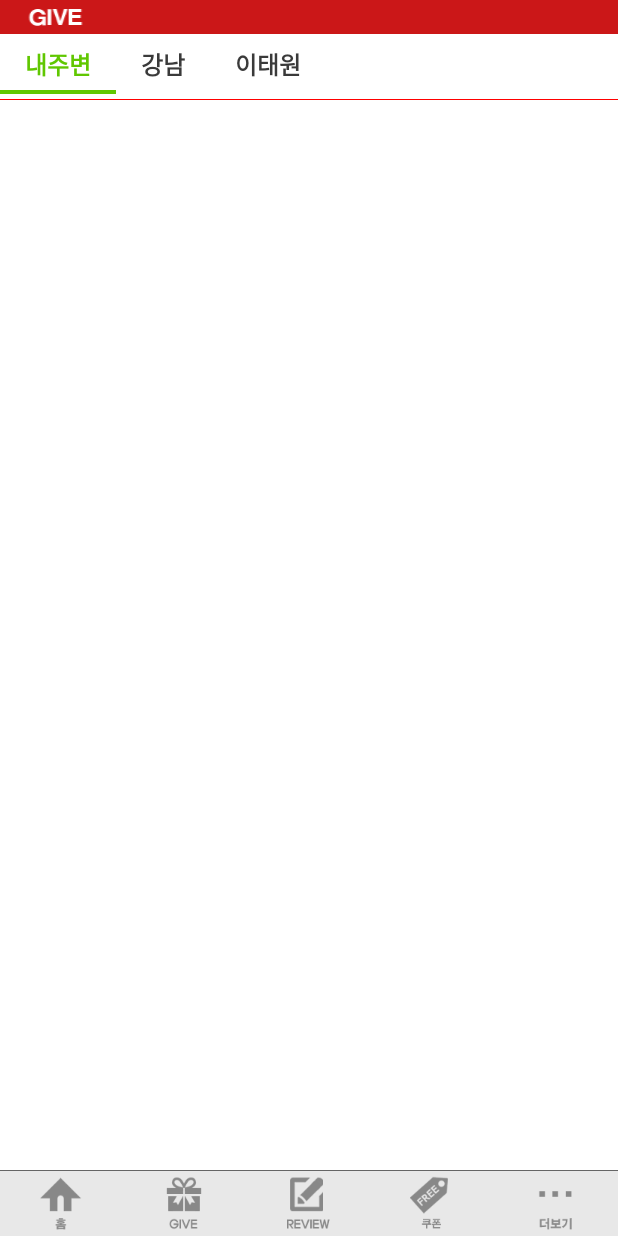
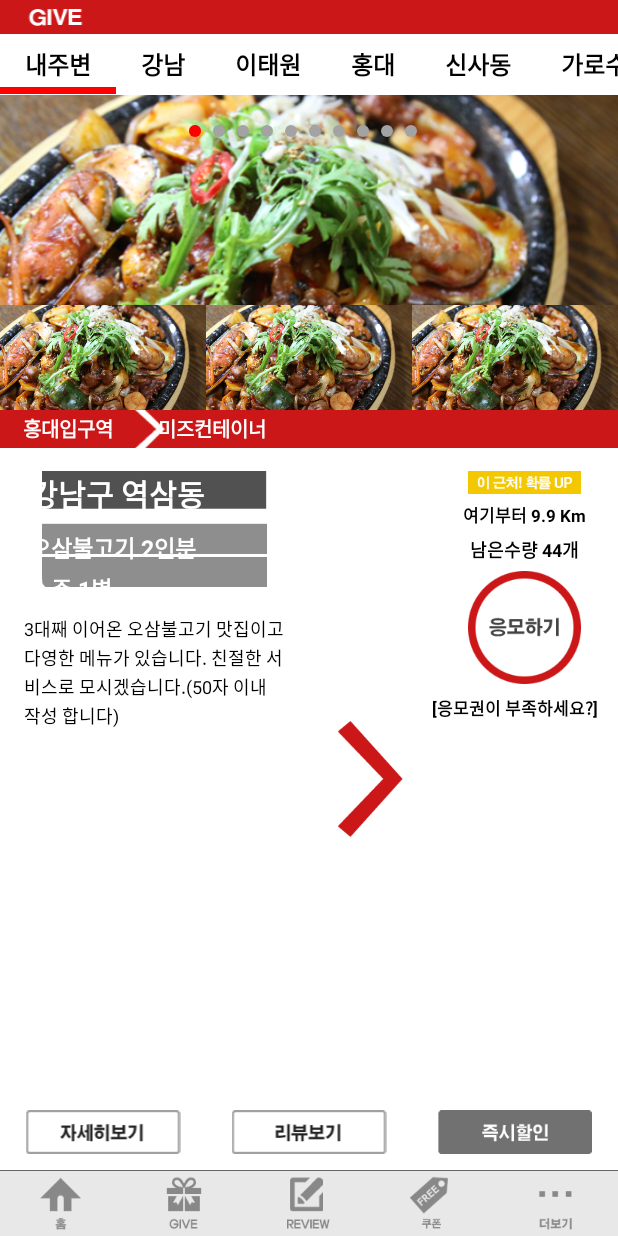
Before and after one commit to verywildbanana/support, an Android app: the GivePageActivity screen opened directly, with no data from a screen before it, on a phone screen of 412 x 824 dp. Run offline under Robolectric (Android 15) with nearby library versions, the phone set to English and light mode, and no system bars.

Commit message:
give 작업 완료

```diff
--- a/app/src/main/AndroidManifest.xml
+++ b/app/src/main/AndroidManifest.xml
@@ -11,7 +11,7 @@
     <application
         android:allowBackup="true"
         android:hardwareAccelerated="true"
-        android:icon="@drawable/ic_launcher"
+        android:icon="@drawable/icon_04"
         android:label="@string/app_name"
         android:largeHeap="true"
         android:process="com.gnr">
--- a/app/src/main/java/com/lhd/giveandreview/GivePageActivity.java
+++ b/app/src/main/java/com/lhd/giveandreview/GivePageActivity.java
@@ -19,7 +19,9 @@ public class GivePageActivity extends BaseActivity {
     PkSlidingTabLayout mSlideTabLay;
     PkViewPager mViewPager;
     PkCirclePageIndicator mNavigation;
-    ViewPagerAdapter mViewPagerAdapter;
+    ViewPagerAdapter  mViewPagerAdapter;
+
+
 
     @Override
     protected void onCreate(Bundle savedInstanceState) {
@@ -38,14 +40,29 @@ public class GivePageActivity extends BaseActivity {
         setContentView(R.layout.activity_give_page);
 
         mSlideTabLay = (PkSlidingTabLayout)findViewById(R.id.SlideTabLay);
-        mViewPager = (PkViewPager)findViewById(R.id.ViewPager);
-        mViewPager.setOnPageChangeListener(mOnPageChangeListener);
+        PkViewPager viewPager = (PkViewPager)findViewById(R.id.ViewPager);
+        viewPager.setOnPageChangeListener(mOnPageChangeListener);
+
+        ProvincePagerAdapter viewPagerAdapter = new ProvincePagerAdapter(this);
+        viewPager.setAdapter(viewPagerAdapter);
+        mSlideTabLay.setViewPager(viewPager);
+
+        mViewPager  = (PkViewPager)findViewById(R.id.ContentViewPager);
         mNavigation = (PkCirclePageIndicator)findViewById(R.id.Navigation);
 
-        mViewPagerAdapter = new ViewPagerAdapter(this);
+        ViewPagerAdapter  mViewPagerAdapter = new ViewPagerAdapter(this);
         mViewPager.setAdapter(mViewPagerAdapter);
 
-        mSlideTabLay.setViewPager(mViewPager);
+        mNavigation = (PkCirclePageIndicator)findViewById(R.id.Navigation);
+        float density = getResources().getDisplayMetrics().density;
+        mNavigation.setViewPager(mViewPager);
+        mNavigation.setRadius(4 * density);
+        mNavigation.setPageColor(0xffa3a3a3);
+        mNavigation.setFillColor(getResources().getColor(R.color.red));
+        mNavigation.setStrokeColor(0xffa3a3a3);
+        mNavigation.setStrokeWidth(3 * density);
+        mNavigation.setCentered(true);
+
     }
 
 
@@ -67,14 +84,14 @@ public class GivePageActivity extends BaseActivity {
     };
 
 
-    class ViewPagerAdapter extends PagerAdapter {
+    class ProvincePagerAdapter extends PagerAdapter {
 
         Context mContext;
         LayoutInflater mLayoutInflater;
 
         ArrayList<String> mPageTitles = new ArrayList<String>();
 
-        public ViewPagerAdapter(Context context) {
+        public ProvincePagerAdapter(Context context) {
 
             mContext = context;
             mLayoutInflater = LayoutInflater.from(context);
@@ -82,6 +99,10 @@ public class GivePageActivity extends BaseActivity {
             mPageTitles.add("강남");
             mPageTitles.add("이태원");
             mPageTitles.add("홍대");
+            mPageTitles.add("신사동");
+            mPageTitles.add("가로수");
+            mPageTitles.add("압구정");
+
 
         }
 
@@ -93,7 +114,7 @@ public class GivePageActivity extends BaseActivity {
         @Override
         public int getCount() {
 
-            return 3;
+            return mPageTitles.size();
 
         }
 
@@ -101,8 +122,6 @@ public class GivePageActivity extends BaseActivity {
         public View instantiateItem(ViewGroup container, int position) {
 
             View  view = new View(GivePageActivity.this);
-            view.setBackgroundColor(getResources().getColor(R.color.red));
-
             container.addView(view, ViewGroup.LayoutParams.MATCH_PARENT, ViewGroup.LayoutParams.MATCH_PARENT);
 
             return view;
@@ -122,4 +141,57 @@ public class GivePageActivity extends BaseActivity {
         }
     }
 
+
+    class ViewPagerAdapter extends PagerAdapter {
+
+        Context mContext;
+        LayoutInflater mLayoutInflater;
+        View[] mView;
+
+        public ViewPagerAdapter(Context context) {
+
+            mContext = context;
+            mLayoutInflater = LayoutInflater.from(context);
+            int count = getCount();
+
+            mView = new View[count];
+
+            for (int i = 0; i < count ; i++) {
+
+                mView[i]  = mLayoutInflater.inflate(R.layout.layout_give_viewpager_item, null);
+
+            }
+
+        }
+
+        @Override
+        public int getCount() {
+
+            return 10;
+
+        }
+
+        @Override
+        public View instantiateItem(ViewGroup container, int position) {
+
+            container.addView(mView[position], ViewGroup.LayoutParams.MATCH_PARENT, ViewGroup.LayoutParams.MATCH_PARENT);
+
+            return mView[position];
+        }
+
+        @Override
+        public void destroyItem(ViewGroup container, int position, Object object) {
+
+
+            container.removeView((View) object);
+
+        }
+
+        @Override
+        public boolean isViewFromObject(View view, Object object) {
+            return view == object;
+        }
+    }
+
+
 }
--- a/app/src/main/java/com/lhd/view/PkSlidingTabLayout.java
+++ b/app/src/main/java/com/lhd/view/PkSlidingTabLayout.java
@@ -184,24 +184,24 @@ public class PkSlidingTabLayout extends HorizontalScrollView {
 
 
 
-    	 if (mTextViewArray !=null && mTextViewArray.isEmpty() == false) {
-
-    		 for (int i = 0; i < mTextViewArray.size(); i++) {
-
-             	if (position == i) {
-
-             		mTextViewArray.get(i).setTextColor(getResources().getColor(R.color.table_green));
-
- 				}
-             	else {
-
-             		mTextViewArray.get(i).setTextColor(getResources().getColor(R.color.main_surrounding_tablayout_default));
-             	}
-
- 			}
-
-
- 		}
+//    	 if (mTextViewArray !=null && mTextViewArray.isEmpty() == false) {
+//
+//    		 for (int i = 0; i < mTextViewArray.size(); i++) {
+//
+//             	if (position == i) {
+//
+//             		mTextViewArray.get(i).setTextColor(getResources().getColor(R.color.table_green));
+//
+// 				}
+//             	else {
+//
+//             		mTextViewArray.get(i).setTextColor(getResources().getColor(R.color.main_surrounding_tablayout_default));
+//             	}
+//
+// 			}
+//
+//
+// 		}
 
     }
 
@@ -263,6 +263,7 @@ public class PkSlidingTabLayout extends HorizontalScrollView {
             }
 
             if(tabTitleView != null) {
+                tabTitleView.setTextColor(getResources().getColor(R.color.black));
                 tabTitleView.setText(adapter.getPageTitle(i));
             }
             mTextViewArray.add(tabTitleView);
--- a/app/src/main/java/com/lhd/view/PkSlidingTabStrip.java
+++ b/app/src/main/java/com/lhd/view/PkSlidingTabStrip.java
@@ -31,11 +31,11 @@ import com.lhd.giveandreview.R;
 
 class PkSlidingTabStrip extends LinearLayout {
 
-	private static final int DEFAULT_BOTTOM_BORDER_THICKNESS_DIPS = 3;
+	private static final int DEFAULT_BOTTOM_BORDER_THICKNESS_DIPS = 0;
 	private static final byte DEFAULT_BOTTOM_BORDER_COLOR_ALPHA = 0x26;
-	private static final int SELECTED_INDICATOR_THICKNESS_DIPS = 3;
+	private static final int SELECTED_INDICATOR_THICKNESS_DIPS = 5;
 //	private static final int DEFAULT_SELECTED_INDICATOR_COLOR = 0xFF6EB14D;
-	private static final int DEFAULT_SELECTED_INDICATOR_COLOR = 0xFF60c701;
+	private static final int DEFAULT_SELECTED_INDICATOR_COLOR = 0xffff0000;
 
 	private static final int DEFAULT_ARROW_CONTROL_DIPS = 20;
 
--- a/app/src/main/res/layout/activity_give_page.xml
+++ b/app/src/main/res/layout/activity_give_page.xml
@@ -2,16 +2,13 @@
     xmlns:kiwi="http://schemas.kiwiple.com/kiwi"
     xmlns:tools="http://schemas.android.com/tools"
     android:layout_width="match_parent"
+    android:background="@color/white"
     android:layout_height="match_parent">
 
-    <LinearLayout
-        android:layout_width="match_parent"
-        android:layout_height="match_parent"
-        android:background="@color/white"
-        android:orientation="vertical">
 
 
     <RelativeLayout
+        android:id="@+id/TopBar"
         android:layout_width="match_parent"
         android:layout_height="wrap_content"
         android:background="@drawable/g_4_topbar"></RelativeLayout>
@@ -19,6 +16,7 @@
 
     <LinearLayout
         android:id="@+id/ProvinceLay"
+        android:layout_below="@+id/TopBar"
         android:layout_width="match_parent"
         android:layout_height="44dp"
         android:orientation="vertical">
@@ -40,10 +38,19 @@
 
     </LinearLayout>
 
+    <LinearLayout
+        android:layout_width="match_parent"
+        android:layout_height="match_parent"
+        android:background="@color/white"
+        android:layout_marginTop="63dp"
+        android:orientation="vertical">
+
 
         <RelativeLayout
             android:layout_width="match_parent"
-            android:layout_height="wrap_content">
+            android:layout_height="wrap_content"
+            android:layout_weight="1"
+            >
 
             <com.lhd.view.PkViewPager
                 android:id="@+id/ContentViewPager"
@@ -61,7 +68,6 @@
 
         </RelativeLayout>
 
-    </LinearLayout>
 
         <include
             layout="@layout/layout_main_menu"
@@ -69,4 +75,8 @@
             android:layout_height="wrap_content"
             android:layout_alignParentBottom="true" />
 
+    </LinearLayout>
+
+
+
 </RelativeLayout>
--- a/app/src/main/res/layout/layout_give_viewpager_item.xml
+++ b/app/src/main/res/layout/layout_give_viewpager_item.xml
@@ -2,7 +2,7 @@
     xmlns:kiwi="http://schemas.kiwiple.com/kiwi"
     xmlns:tools="http://schemas.android.com/tools"
     android:layout_width="match_parent"
-    android:layout_height="wrap_content"
+    android:layout_height="match_parent"
     android:background="@color/white"
     android:orientation="vertical">
 
@@ -81,13 +81,13 @@
 
     <LinearLayout
         android:layout_width="match_parent"
-        android:layout_height="180dp"
+        android:layout_height="wrap_content"
         android:layout_weight="1"
         android:orientation="horizontal">
 
         <RelativeLayout
             android:layout_width="0dp"
-            android:layout_height="wrap_content"
+            android:layout_height="match_parent"
             android:layout_weight="1"
             android:orientation="horizontal"
             android:paddingTop="15dp">
@@ -120,7 +120,7 @@
                 <com.lhd.view.PkTextView
                     android:layout_width="wrap_content"
                     android:layout_height="wrap_content"
-                    android:layout_marginTop="13dp"
+                    android:layout_marginTop="9dp"
                     android:singleLine="true"
                     android:paddingLeft="20dp"
                     android:text="오삼불고기 2인분"
@@ -132,7 +132,7 @@
                 <com.lhd.view.PkTextView
                     android:layout_width="wrap_content"
                     android:layout_height="wrap_content"
-                    android:layout_marginTop="6dp"
+                    android:layout_marginTop="4dp"
                     android:singleLine="true"
                     android:text="소주 1병"
                     android:paddingLeft="20dp"
@@ -238,4 +238,38 @@
     </LinearLayout>
 
 
+
+    <LinearLayout
+        android:layout_width="match_parent"
+        android:layout_height="40dp"
+        android:orientation="horizontal">
+
+
+        <com.lhd.view.PkImageView
+            android:layout_width="wrap_content"
+            android:layout_height="wrap_content"
+            android:src="@drawable/g_4_more"
+            android:layout_weight="1"
+            />
+
+
+        <com.lhd.view.PkImageView
+            android:layout_width="wrap_content"
+            android:layout_height="wrap_content"
+            android:src="@drawable/g_4_review"
+            android:layout_weight="1"
+            />
+
+
+        <com.lhd.view.PkImageView
+            android:layout_width="wrap_content"
+            android:layout_height="wrap_content"
+            android:src="@drawable/g_4_try"
+            android:layout_weight="1"
+            />
+
+    </LinearLayout>
+
+
+
 </LinearLayout>
--- a/app/src/main/res/values/strings.xml
+++ b/app/src/main/res/values/strings.xml
@@ -1,7 +1,7 @@
 <?xml version="1.0" encoding="utf-8"?>
 <resources>
 
-    <string name="app_name">GiveAndReview</string>
+    <string name="app_name">Give&amp;Review</string>
     <string name="hello_world">Hello world!</string>
     <string name="action_settings">Settings</string>
 
```
Also changed, not shown: app/src/main/res/drawable-xhdpi/icon_04.jpg (added). Lines whose indentation alone changed are shown as unchanged.
